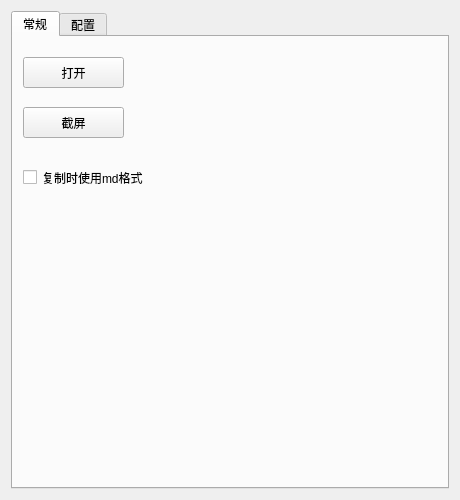
This is CaptureApplication.ui in ZPolister/Capture-CPP as Qt 5 draws it before an edit. The edited form follows.
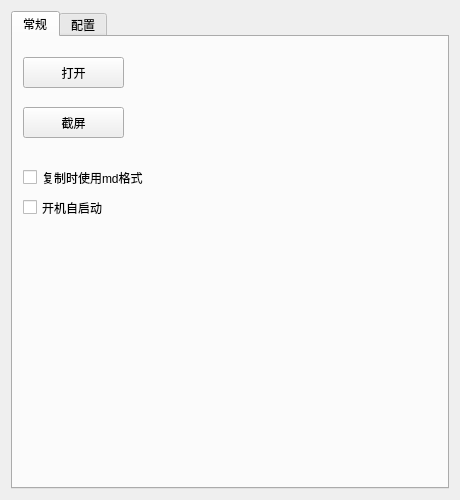
This is the edited form.

Commit message: feat: 开机自启动支持

Patch:
```diff
--- a/CaptureApplication.ui
+++ b/CaptureApplication.ui
@@ -83,6 +83,22 @@
         <bool>false</bool>
        </property>
       </widget>
+      <widget class="QCheckBox" name="autoRuncheckBox">
+       <property name="geometry">
+        <rect>
+         <x>10</x>
+         <y>160</y>
+         <width>321</width>
+         <height>21</height>
+        </rect>
+       </property>
+       <property name="text">
+        <string>开机自启动</string>
+       </property>
+       <property name="checked">
+        <bool>false</bool>
+       </property>
+      </widget>
      </widget>
      <widget class="QWidget" name="tab_config">
       <attribute name="title">
```
The commit also changes 6 other files.
